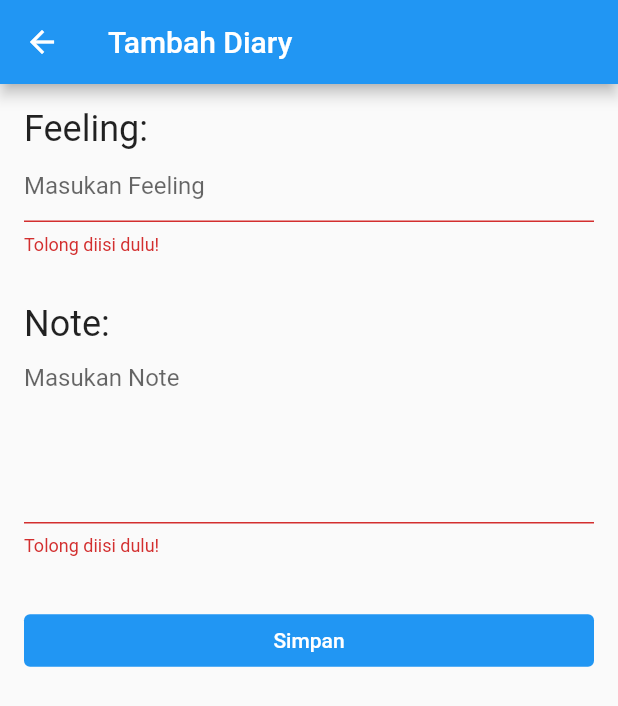
After one commit to wawahyu/robodiary, a Flutter app: the HalamanTambahDiary screen opened directly, after a tap on "Simpan", on a phone screen of 412 x 824 dp. The commit adds this screen. Shown: the top 706 px of the screen. Run offline on Flutter 3.47's test engine with Material 2 defaults, Android fonts, the phone set to English and light mode, and no system bars; our stand-ins replace cloud_firestore, firebase_core; missing offline and left inert: cloud_firestore_web, firebase_core_web; accounts and stored records are empty.

Commit message:
Strukturisasi folder & CRUD

```diff
--- /dev/null
+++ b/lib/databases/diaries_database.dart
@@ -0,0 +1,50 @@
+import 'package:cloud_firestore/cloud_firestore.dart';
+import 'package:flutter/material.dart';
+
+class DiariesDatabase {
+  final String docId;
+  FirebaseFirestore _firestore = FirebaseFirestore.instance;
+  DiariesDatabase({this.docId});
+
+  // Stream ke collection diaries
+  Stream<QuerySnapshot> streamDiaries() {
+    return _firestore.collection('diaries').snapshots();
+  }
+
+  // Untuk Tambah ke collection diaries
+  Future tambahDiary({
+    @required String feeling,
+    @required String note,
+  }) async {
+    try {
+      return await _firestore.collection('diaries').add({
+        'feeling': feeling,
+        'note': note,
+        'datepost': DateTime.now(),
+      });
+    } catch (e) {
+      print(e);
+    }
+  }
+
+  // Untuk Edit ke collection diaries
+  Future updateDiary(Map<String, dynamic> data) async {
+    try {
+      return await _firestore
+          .collection('diaries')
+          .doc(this.docId)
+          .update(data);
+    } catch (e) {
+      print(e);
+    }
+  }
+
+  // Untuk Delete ke collection diaries
+  Future deleteDiary() async {
+    try {
+      return await _firestore.collection('diaries').doc(this.docId).delete();
+    } catch (e) {
+      print(e);
+    }
+  }
+}
--- a/lib/halamanlistdetail.dart
+++ b/lib/screens/diary/halamanlistdetail.dart
@@ -1,6 +1,6 @@
 import 'package:flutter/material.dart';
 import 'package:intl/intl.dart';
-import 'package:onigirydiary/modeldiary.dart';
+import 'package:onigirydiary/models/modeldiary.dart';
 
 class Halamanlistdetail extends StatelessWidget {
   final int id;
--- /dev/null
+++ b/lib/screens/diary/halamantambah.dart
@@ -0,0 +1,97 @@
+import 'package:flutter/material.dart';
+import 'package:onigirydiary/databases/diaries_database.dart';
+
+class HalamanTambahDiary extends StatefulWidget {
+  @override
+  _HalamanTambahDiaryState createState() => _HalamanTambahDiaryState();
+}
+
+class _HalamanTambahDiaryState extends State<HalamanTambahDiary> {
+  TextEditingController _feelingController = TextEditingController();
+  TextEditingController _noteController = TextEditingController();
+  GlobalKey<FormState> _formKey = GlobalKey<FormState>();
+
+  @override
+  Widget build(BuildContext context) {
+    return Scaffold(
+      appBar: AppBar(
+        title: Text('Tambah Diary'),
+      ),
+      body: Form(
+        key: _formKey,
+        child: ListView(
+          padding: EdgeInsets.all(16.0),
+          children: [
+            Text(
+              'Feeling:',
+              style: TextStyle(
+                fontSize: 24,
+              ),
+            ),
+            TextFormField(
+              controller: _feelingController,
+              validator: (String value) {
+                if (value.isEmpty) {
+                  return 'Tolong diisi dulu!';
+                }
+                return null;
+              },
+              decoration: InputDecoration(
+                hintText: 'Masukan Feeling',
+              ),
+            ),
+            SizedBox(height: 32.0),
+            Text(
+              'Note:',
+              style: TextStyle(
+                fontSize: 24,
+              ),
+            ),
+            TextFormField(
+              controller: _noteController,
+              validator: (String value) {
+                if (value.isEmpty) {
+                  return 'Tolong diisi dulu!';
+                }
+                return null;
+              },
+              maxLines: 5,
+              decoration: InputDecoration(
+                hintText: 'Masukan Note',
+              ),
+            ),
+            SizedBox(height: 32.0),
+            TextButton(
+              onPressed: () => _onSubmit(),
+              style: TextButton.styleFrom(
+                primary: Colors.black,
+                backgroundColor: Colors.blue,
+                minimumSize: Size(
+                  MediaQuery.of(context).size.width,
+                  35.0,
+                ),
+              ),
+              child: Text(
+                'Simpan',
+                style: TextStyle(color: Colors.white),
+              ),
+            ),
+          ],
+        ),
+      ),
+    );
+  }
+
+  void _onSubmit() {
+    if (_formKey.currentState.validate()) {
+      DiariesDatabase()
+          .tambahDiary(
+        feeling: _feelingController.text,
+        note: _noteController.text,
+      )
+          .then((value) {
+        Navigator.of(context).pop();
+      });
+    }
+  }
+}
```
Also changed, not shown: lib/generated_plugin_registrant.dart (added, +17 -0 lines), lib/main.dart (+8 -6 lines), lib/screens/diary/halamanedit.dart (added, +113 -0 lines), lib/screens/diary/tablist.dart (renamed from lib/tablist.dart, +80 -6 lines), lib/screens/halamanhome.dart (renamed from lib/halamanhome.dart, +11 -2 lines), lib/screens/halamansplash.dart (renamed from lib/halamansplash.dart, +16 -16 lines), lib/models/modeldiary.dart (renamed from lib/modeldiary.dart), lib/screens/halamanpolos.dart (renamed from lib/halamanpolos.dart), lib/screens/help/tabhelp.dart (renamed from lib/tabhelp.dart).
